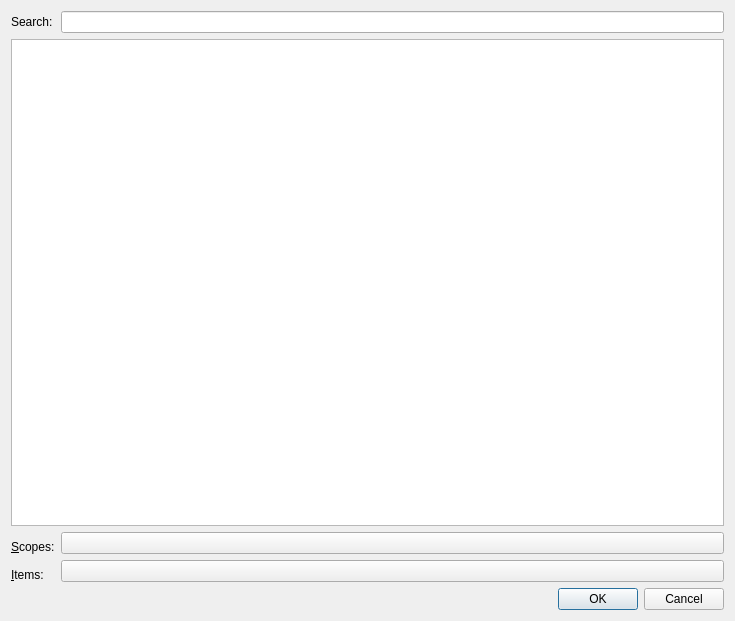
This is plugins/quickopen/quickopen.ui in KDE/kdevelop as Qt 5 draws it before an edit. The edited form follows.
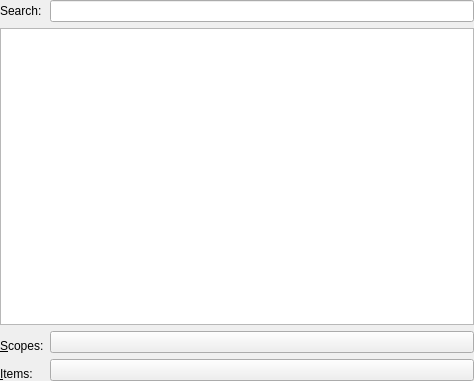
This is the edited form. Custom widgets are drawn as their Qt base class.

Commit message: Switch Quickopen plugin to use KDialog instead of QDialog. Thanks to Dmitry Suzdalev for the patch BUG:181704

The edit to the form file:
```diff
--- a/plugins/quickopen/quickopen.ui
+++ b/plugins/quickopen/quickopen.ui
@@ -1,21 +1,24 @@
 <ui version="4.0" >
  <class>QuickOpen</class>
- <widget class="QDialog" name="QuickOpen" >
-  <property name="geometry" >
+ <widget class="QWidget" name="QuickOpen">
+  <property name="geometry">
    <rect>
     <x>0</x>
     <y>0</y>
-    <width>735</width>
-    <height>621</height>
+    <width>474</width>
+    <height>381</height>
    </rect>
   </property>
   <property name="windowTitle" >
    <string>Quick Open</string>
   </property>
-  <layout class="QGridLayout" name="gridLayout" >
-   <item row="0" column="0" >
-    <widget class="QLabel" name="searchLabel" >
-     <property name="text" >
+  <layout class="QGridLayout" name="gridLayout">
+   <property name="margin">
+    <number>0</number>
+   </property>
+   <item row="0" column="0">
+    <widget class="QLabel" name="searchLabel">
+     <property name="text">
       <string>Search:</string>
      </property>
     </widget>
@@ -82,16 +85,6 @@
      </property>
     </widget>
    </item>
-   <item row="5" column="0" colspan="2" >
-    <widget class="QDialogButtonBox" name="buttonBox" >
-     <property name="orientation" >
-      <enum>Qt::Horizontal</enum>
-     </property>
-     <property name="standardButtons" >
-      <set>QDialogButtonBox::Cancel|QDialogButtonBox::Ok</set>
-     </property>
-    </widget>
-   </item>
   </layout>
  </widget>
  <customwidgets>
```
Left out of the diff: 90 changed lines with no effect on the pictures. The commit also changes 2 other files.
